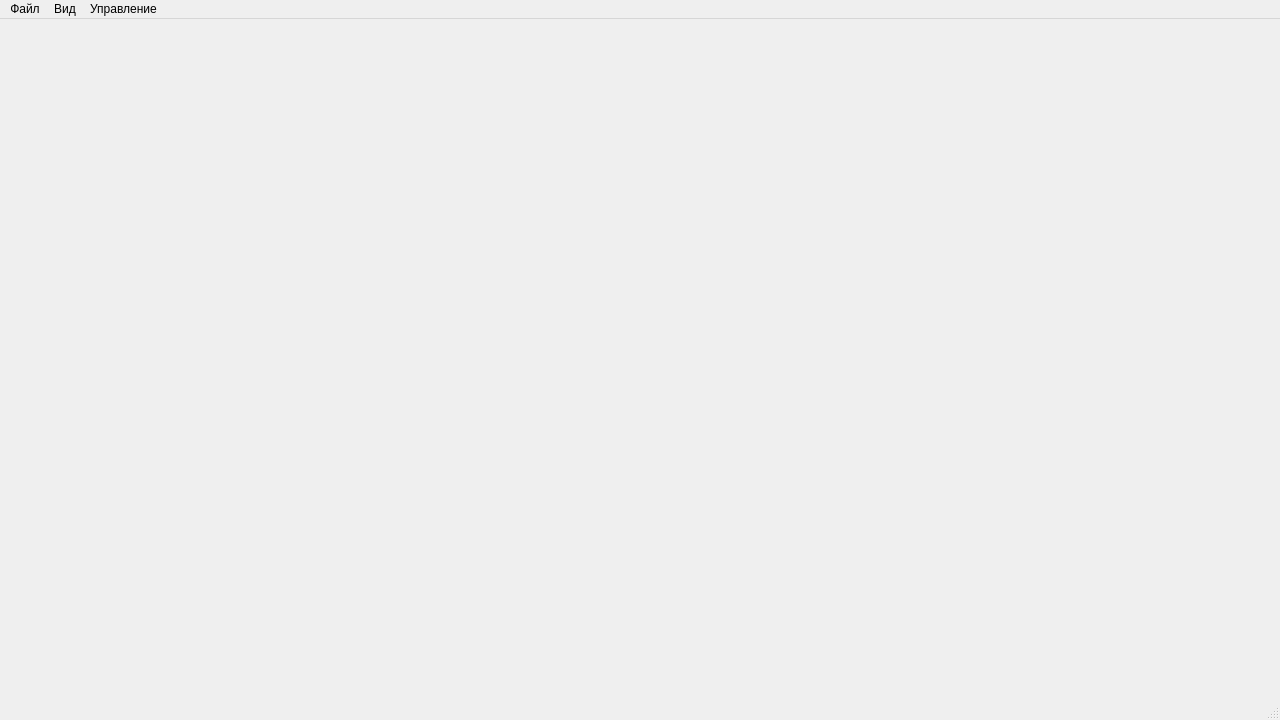
Above: ui/project_menu.ui from Free3err/toDev before the change. Below: the same form after it.
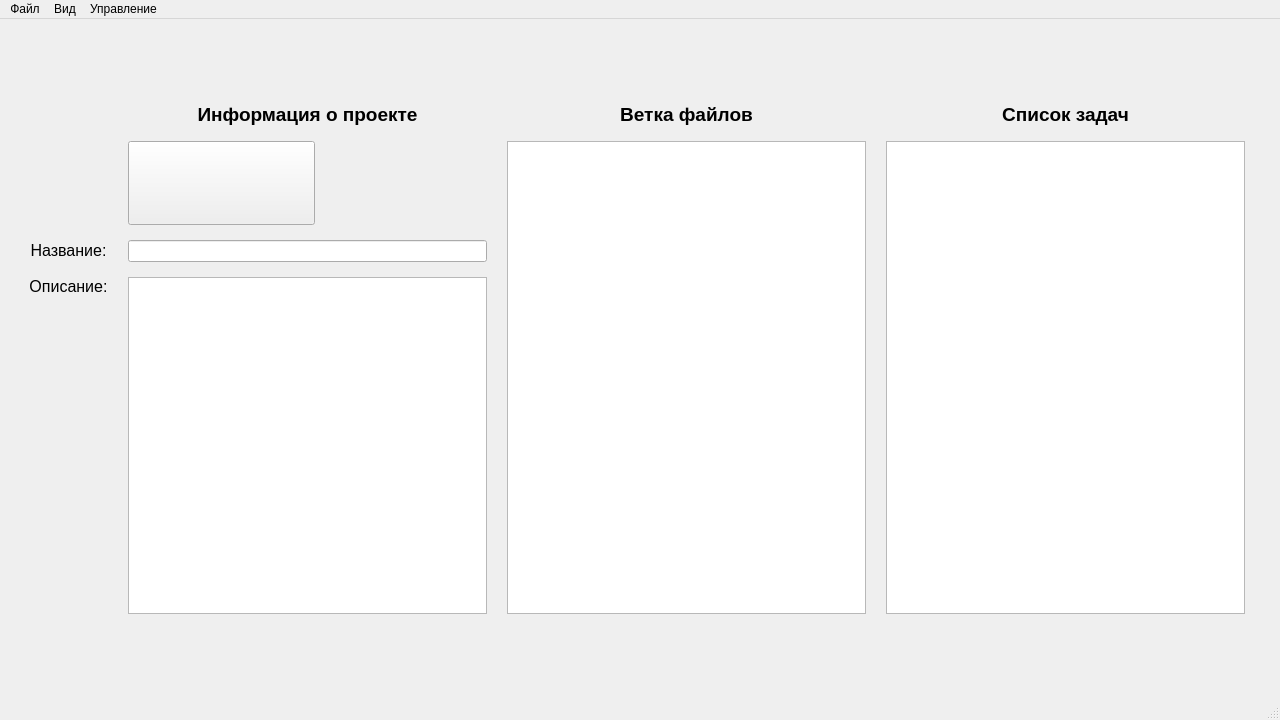
That is the form after the change.

What changed in the file:
```diff
--- a/ui/project_menu.ui
+++ b/ui/project_menu.ui
@@ -13,7 +13,156 @@
   <property name="windowTitle">
    <string>Проект</string>
   </property>
-  <widget class="QWidget" name="centralwidget"/>
+  <widget class="QWidget" name="centralwidget">
+   <layout class="QGridLayout" name="gridLayout_2">
+    <item row="0" column="0">
+     <layout class="QGridLayout" name="mainLayout">
+      <property name="leftMargin">
+       <number>20</number>
+      </property>
+      <property name="topMargin">
+       <number>75</number>
+      </property>
+      <property name="rightMargin">
+       <number>20</number>
+      </property>
+      <property name="bottomMargin">
+       <number>75</number>
+      </property>
+      <property name="horizontalSpacing">
+       <number>20</number>
+      </property>
+      <property name="verticalSpacing">
+       <number>15</number>
+      </property>
+      <item row="3" column="1">
+       <widget class="QTextEdit" name="descEdit">
+        <property name="enabled">
+         <bool>true</bool>
+        </property>
+        <property name="font">
+         <font>
+          <pointsize>8</pointsize>
+         </font>
+        </property>
+       </widget>
+      </item>
+      <item row="1" column="3" rowspan="3">
+       <widget class="QListWidget" name="tasksList"/>
+      </item>
+      <item row="0" column="3">
+       <widget class="QLabel" name="tasksListLabel">
+        <property name="text">
+         <string>&lt;html&gt;&lt;head/&gt;&lt;body&gt;&lt;p&gt;&lt;span style=&quot; font-size:14pt; font-weight:600;&quot;&gt;Список задач&lt;/span&gt;&lt;/p&gt;&lt;/body&gt;&lt;/html&gt;</string>
+        </property>
+        <property name="alignment">
+         <set>Qt::AlignCenter</set>
+        </property>
+       </widget>
+      </item>
+      <item row="3" column="0">
+       <widget class="QLabel" name="descLabel">
+        <property name="font">
+         <font>
+          <pointsize>10</pointsize>
+         </font>
+        </property>
+        <property name="layoutDirection">
+         <enum>Qt::LeftToRight</enum>
+        </property>
+        <property name="text">
+         <string>&lt;html&gt;&lt;head/&gt;&lt;body&gt;&lt;p&gt;&lt;span style=&quot; font-size:12pt;&quot;&gt;Описание:&lt;/span&gt;&lt;/p&gt;&lt;/body&gt;&lt;/html&gt;</string>
+        </property>
+        <property name="alignment">
+         <set>Qt::AlignHCenter|Qt::AlignTop</set>
+        </property>
+       </widget>
+      </item>
+      <item row="0" column="1">
+       <widget class="QLabel" name="titleLabel">
+        <property name="text">
+         <string>&lt;html&gt;&lt;head/&gt;&lt;body&gt;&lt;p align=&quot;center&quot;&gt;&lt;span style=&quot; font-size:14pt; font-weight:600;&quot;&gt;Информация о проекте&lt;/span&gt;&lt;/p&gt;&lt;/body&gt;&lt;/html&gt;</string>
+        </property>
+        <property name="alignment">
+         <set>Qt::AlignCenter</set>
+        </property>
+       </widget>
+      </item>
+      <item row="0" column="2">
+       <widget class="QLabel" name="treeFilesLabel">
+        <property name="text">
+         <string>&lt;html&gt;&lt;head/&gt;&lt;body&gt;&lt;p&gt;&lt;span style=&quot; font-size:14pt; font-weight:600;&quot;&gt;Ветка файлов&lt;/span&gt;&lt;/p&gt;&lt;/body&gt;&lt;/html&gt;</string>
+        </property>
+        <property name="alignment">
+         <set>Qt::AlignCenter</set>
+        </property>
+       </widget>
+      </item>
+      <item row="2" column="0">
+       <widget class="QLabel" name="nameLabel">
+        <property name="font">
+         <font>
+          <pointsize>10</pointsize>
+         </font>
+        </property>
+        <property name="text">
+         <string>&lt;html&gt;&lt;head/&gt;&lt;body&gt;&lt;p&gt;&lt;span style=&quot; font-size:12pt;&quot;&gt;Название:&lt;/span&gt;&lt;/p&gt;&lt;/body&gt;&lt;/html&gt;</string>
+        </property>
+        <property name="alignment">
+         <set>Qt::AlignCenter</set>
+        </property>
+       </widget>
+      </item>
+      <item row="2" column="1">
+       <widget class="QLineEdit" name="nameEdit"/>
+      </item>
+      <item row="1" column="1">
+       <widget class="QPushButton" name="setImageBtn">
+        <property name="enabled">
+         <bool>true</bool>
+        </property>
+        <property name="sizePolicy">
+         <sizepolicy hsizetype="Fixed" vsizetype="Fixed">
+          <horstretch>0</horstretch>
+          <verstretch>10</verstretch>
+         </sizepolicy>
+        </property>
+        <property name="minimumSize">
+         <size>
+          <width>0</width>
+          <height>28</height>
+         </size>
+        </property>
+        <property name="font">
+         <font>
+          <pointsize>50</pointsize>
+         </font>
+        </property>
+        <property name="layoutDirection">
+         <enum>Qt::LeftToRight</enum>
+        </property>
+        <property name="text">
+         <string/>
+        </property>
+       </widget>
+      </item>
+      <item row="1" column="2" rowspan="3">
+       <widget class="QTreeView" name="treeFilesView"/>
+      </item>
+     </layout>
+    </item>
+    <item row="0" column="1">
+     <widget class="QFrame" name="frame">
+      <property name="frameShape">
+       <enum>QFrame::StyledPanel</enum>
+      </property>
+      <property name="frameShadow">
+       <enum>QFrame::Raised</enum>
+      </property>
+     </widget>
+    </item>
+   </layout>
+  </widget>
   <widget class="QMenuBar" name="menubar">
    <property name="geometry">
     <rect>
```
Left out of the diff: 39 changed lines with no effect on the pictures.
